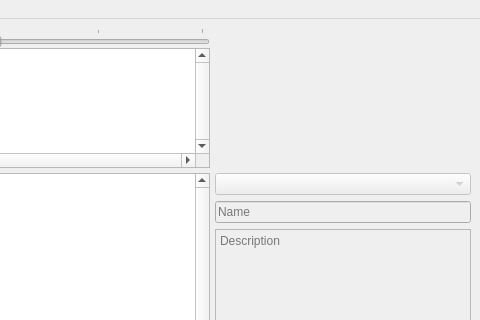
The window that mainwindow.ui (gbizzotto/ganttry) describes before a commit, drawn with Qt 5; both pictures show x 492 to 972 and y 0 to 320 of the 972 by 764 pixel window.
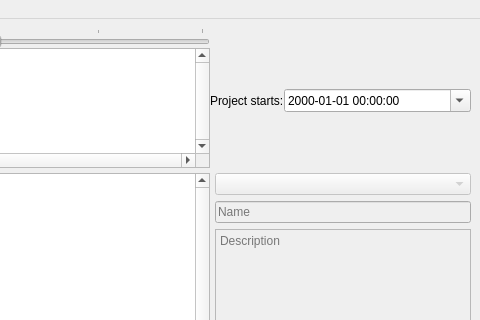
The same window after the commit.

Diff of the .ui file:
```diff
--- a/mainwindow.ui
+++ b/mainwindow.ui
@@ -543,6 +543,39 @@
         </item>
        </layout>
       </item>
+      <item row="0" column="2">
+       <layout class="QGridLayout" name="gridLayout_2">
+        <item row="0" column="0">
+         <widget class="QLabel" name="label_4">
+          <property name="sizePolicy">
+           <sizepolicy hsizetype="Maximum" vsizetype="Preferred">
+            <horstretch>0</horstretch>
+            <verstretch>0</verstretch>
+           </sizepolicy>
+          </property>
+          <property name="text">
+           <string>Project starts:</string>
+          </property>
+         </widget>
+        </item>
+        <item row="0" column="1">
+         <widget class="QDateTimeEdit" name="projectStartDateTimeEdit">
+          <property name="sizePolicy">
+           <sizepolicy hsizetype="Minimum" vsizetype="Fixed">
+            <horstretch>0</horstretch>
+            <verstretch>0</verstretch>
+           </sizepolicy>
+          </property>
+          <property name="displayFormat">
+           <string>yyyy-MM-dd HH:mm:ss</string>
+          </property>
+          <property name="calendarPopup">
+           <bool>true</bool>
+          </property>
+         </widget>
+        </item>
+       </layout>
+      </item>
      </layout>
     </item>
    </layout>
```
